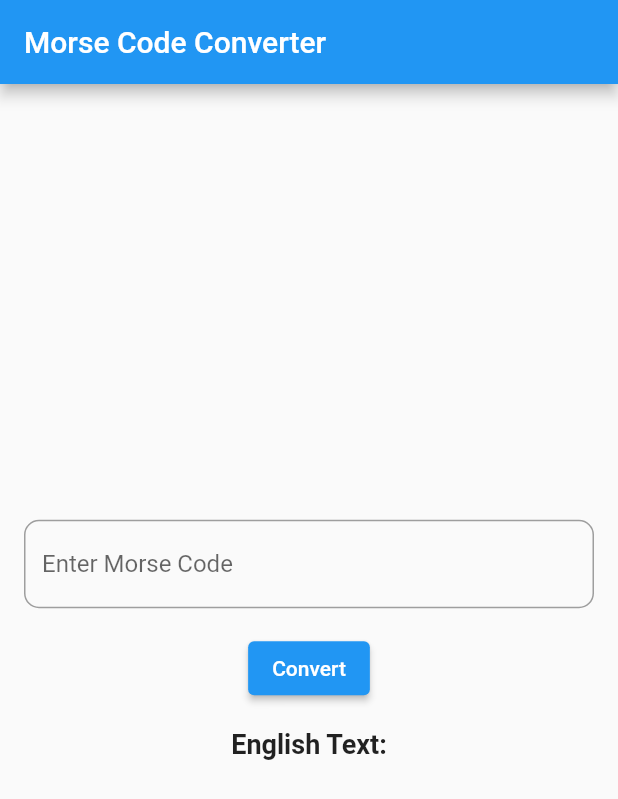
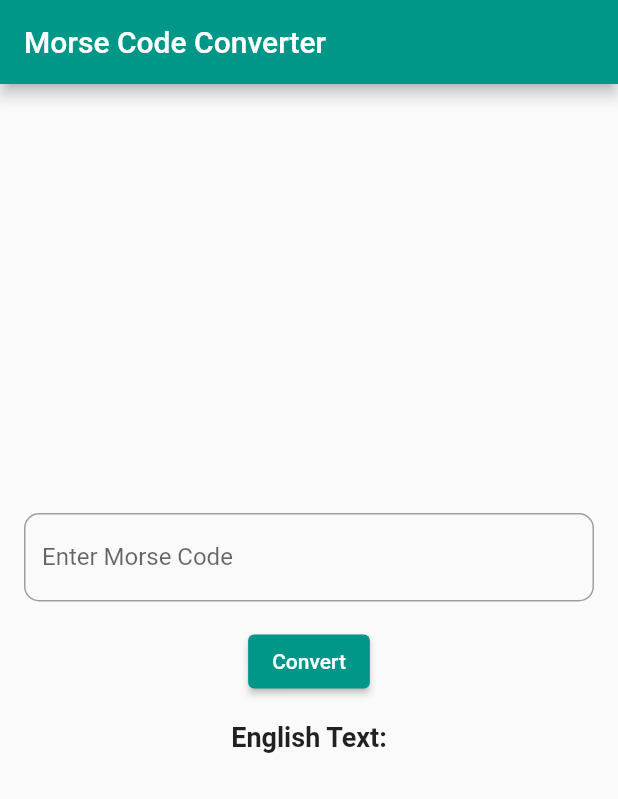
Before and after one commit to johnhcolani/Morse-Converter, a Flutter app: the screen it shows after launch, after a tap on "Convert", on a phone screen of 412 x 824 dp. Shown: the top 799 px of the screen. Run offline on Flutter 3.47's test engine with Material 2 defaults, Android fonts, the phone set to English and light mode, and no system bars.

Commit message:
Add splash page

```diff
--- a/lib/main.dart
+++ b/lib/main.dart
@@ -1,4 +1,7 @@
 import 'package:flutter/material.dart';
+import 'package:morse_code_app/splash_page.dart';
+
+import 'morse_entity.dart';
 
 void main() {
   runApp(const MyMorseCodeApp());
@@ -13,163 +16,8 @@ class MyMorseCodeApp extends StatelessWidget {
       debugShowCheckedModeBanner: false,
       title: 'Morse Code Converter',
 
-        home: McConverter(),
+        home: SplashScreen(),
       );
 
   }
 }
-
-class McConverter extends StatefulWidget {
-  const McConverter({Key? key}) : super(key: key);
-
-  @override
-  State<McConverter> createState() => _McConverterState();
-}
-
-class _McConverterState extends State<McConverter> {
-  String morseCode='';
-  String englishText = '';
-  void convertMorseToEnglish(){
-    setState(() {
-      englishText=decodeMorseCode(morseCode);
-    });
-  }
-
-  String decodeMorseCode(String morseCode) {
-    final Map<String, String> morseCodeMap = {
-      '.-': 'A',
-      '-...': 'B',
-      '-.-.': 'C',
-      '-..': 'D',
-      '.': 'E',
-      '..-.': 'F',
-      '--.': 'G',
-      '....': 'H',
-      '..': 'I',
-      '.---': 'J',
-      '-.-': 'K',
-      '.-..': 'L',
-      '--': 'M',
-      '-.': 'N',
-      '---': 'O',
-      '.--.': 'P',
-      '--.-': 'Q',
-      '.-.': 'R',
-      '...': 'S',
-      '-': 'T',
-      '..-': 'U',
-      '...-': 'V',
-      '.--': 'W',
-      '-..-': 'X',
-      '-.--': 'Y',
-      '--..': 'Z',
-      '.----': '1',
-      '..---': '2',
-      '...--': '3',
-      '....-': '4',
-      '.....': '5',
-      '-....': '6',
-      '--...': '7',
-      '---..': '8',
-      '----.': '9',
-      '-----': '0',
-      '.-.-.-': '.',
-      '--..--': ',',
-      '..--..': '?',
-      '-..-.': '/',
-      '-....-': '-',
-      '-.--.': '(',
-      '-.--.-': ')',
-      '.--.-.': '@',
-      '.-..-.': '"',
-      '---...': ':',
-      '-.-.-.': ';',
-      '.-.-.': '+',
-      '-...-': '=',
-      '.----.': "'",
-      '-.-.--': '!',
-      '..--.-': '_',
-      '...-..-':'\$',
-      '.-...': '&',
-      '-..-.' : '#'
-    };
-    List<String> words=morseCode.trim().split(' / ');
-    List<String> decodeWords =[];
-    for (String word in words){
-      List<String>letters =word.split(' ');
-      List<String> decodedLetters=[];
-
-      for (String letter in letters){
-        if(morseCodeMap.containsKey(letter)){
-          decodedLetters.add(morseCodeMap[letter]!);
-        }
-              }
-      decodeWords.add(decodedLetters.join(''));
-    }
-    return decodeWords.join(' ');
-  }
-  @override
-  Widget build(BuildContext context) {
-    return Scaffold(
-      appBar: AppBar(
-        title: const Text('Morse Code Converter'),
-      ),
-      body: Center(
-        child: Padding(
-          padding: EdgeInsets.all(16),
-          child: Column(
-            mainAxisAlignment: MainAxisAlignment.center,
-            children: [
-              TextField(
-                onChanged: (value) {
-                  setState(() {
-                    morseCode = value;
-                  });
-                },
-                decoration: InputDecoration(
-                  labelText: 'Enter Morse Code',
-                  border: OutlineInputBorder(
-                    borderRadius: BorderRadius.circular(10.0),
-                    borderSide: BorderSide(
-                      color: Colors.blue,
-                      width: 2.0,
-                    ),
-                  ),
-                  focusedBorder: OutlineInputBorder(
-                    borderRadius: BorderRadius.circular(10.0),
-                    borderSide: BorderSide(
-                      color: Colors.blue,
-                      width: 2.0,
-                    ),
-                  ),
-                  enabledBorder: OutlineInputBorder(
-                    borderRadius: BorderRadius.circular(10.0),
-                    borderSide: BorderSide(
-                      color: Colors.grey,
-                      width: 1.0,
-                    ),
-                  ),
-                ),
-              ),
-
-              const SizedBox(height: 16.0),
-              ElevatedButton(
-                  onPressed: convertMorseToEnglish,
-                  child: const Text('Convert'),),
-              const SizedBox(height: 16.0),
-              const Text(
-                'English Text:',
-                style: TextStyle(fontSize: 18.0, fontWeight: FontWeight.bold),
-              ),
-              const SizedBox(height: 8.0),
-              Text(
-                englishText,
-                style: const TextStyle(fontSize: 16.0),
-              ),
-            ],
-          ),
-        ),
-      ),
-    );
-  }
-}
--- /dev/null
+++ b/lib/morse_entity.dart
@@ -0,0 +1,161 @@
+import 'package:flutter/material.dart';
+
+class MorseEntity extends StatefulWidget {
+  const MorseEntity({Key? key}) : super(key: key);
+
+  @override
+  State<MorseEntity> createState() => _McConverterState();
+}
+
+class _McConverterState extends State<MorseEntity> {
+  String morseCode='';
+  String englishText = '';
+  void convertMorseToEnglish(){
+    setState(() {
+      englishText=decodeMorseCode(morseCode);
+    });
+  }
+
+  String decodeMorseCode(String morseCode) {
+    final Map<String, String> morseCodeMap = {
+      '.-': 'A',
+      '-...': 'B',
+      '-.-.': 'C',
+      '-..': 'D',
+      '.': 'E',
+      '..-.': 'F',
+      '--.': 'G',
+      '....': 'H',
+      '..': 'I',
+      '.---': 'J',
+      '-.-': 'K',
+      '.-..': 'L',
+      '--': 'M',
+      '-.': 'N',
+      '---': 'O',
+      '.--.': 'P',
+      '--.-': 'Q',
+      '.-.': 'R',
+      '...': 'S',
+      '-': 'T',
+      '..-': 'U',
+      '...-': 'V',
+      '.--': 'W',
+      '-..-': 'X',
+      '-.--': 'Y',
+      '--..': 'Z',
+      '.----': '1',
+      '..---': '2',
+      '...--': '3',
+      '....-': '4',
+      '.....': '5',
+      '-....': '6',
+      '--...': '7',
+      '---..': '8',
+      '----.': '9',
+      '-----': '0',
+      '.-.-.-': '.',
+      '--..--': ',',
+      '..--..': '?',
+      '-..-.': '/',
+      '-....-': '-',
+      '-.--.': '(',
+      '-.--.-': ')',
+      '.--.-.': '@',
+      '.-..-.': '"',
+      '---...': ':',
+      '-.-.-.': ';',
+      '.-.-.': '+',
+      '-...-': '=',
+      '.----.': "'",
+      '-.-.--': '!',
+      '..--.-': '_',
+      '...-..-':'\$',
+      '.-...': '&',
+      '-..-.' : '#'
+    };
+    List<String> words=morseCode.trim().split(' / ');
+    List<String> decodeWords =[];
+    for (String word in words){
+      List<String>letters =word.split(' ');
+      List<String> decodedLetters=[];
+
+      for (String letter in letters){
+        if(morseCodeMap.containsKey(letter)){
+          decodedLetters.add(morseCodeMap[letter]!);
+        }
+      }
+      decodeWords.add(decodedLetters.join(''));
+    }
+    return decodeWords.join(' ');
+  }
+  @override
+  Widget build(BuildContext context) {
+    return Scaffold(
+      appBar: AppBar(
+        backgroundColor: Colors.teal,
+        title: const Text('Morse Code Converter'),
+      ),
+      body: Center(
+        child: Padding(
+          padding: EdgeInsets.all(16),
+          child: Column(
+            mainAxisAlignment: MainAxisAlignment.center,
+            children: [
+              TextField(
+                onChanged: (value) {
+                  setState(() {
+                    morseCode = value;
+                  });
+                },
+                decoration: InputDecoration(
+                  labelText: 'Enter Morse Code',
+                  border: OutlineInputBorder(
+                    borderRadius: BorderRadius.circular(10.0),
+                    borderSide: BorderSide(
+                      color: Colors.teal.shade200,
+                      width: 2.0,
+                    ),
+                  ),
+                  focusedBorder: OutlineInputBorder(
+                    borderRadius: BorderRadius.circular(10.0),
+                    borderSide: const BorderSide(
+                      color: Colors.teal,
+                      width: 2.0,
+                    ),
+                  ),
+                  enabledBorder: OutlineInputBorder(
+                    borderRadius: BorderRadius.circular(10.0),
+                    borderSide: BorderSide(
+                      color: Colors.grey,
+                      width: 1.0,
+                    ),
+                  ),
+                ),
+              ),
+
+              const SizedBox(height: 16.0),
+              ElevatedButton(
+                style: ButtonStyle(
+                  backgroundColor: MaterialStateProperty.all(Colors.teal),
+                ),
+
+                onPressed: convertMorseToEnglish,
+                child: const Text('Convert'),),
+              const SizedBox(height: 16.0),
+              const Text(
+                'English Text:',
+                style: TextStyle(fontSize: 18.0, fontWeight: FontWeight.bold),
+              ),
+              const SizedBox(height: 8.0),
+              Text(
+                englishText,
+                style: const TextStyle(fontSize: 24.0,color: Colors.teal),
+              ),
+            ],
+          ),
+        ),
+      ),
+    );
+  }
+}
--- /dev/null
+++ b/lib/splash_page.dart
@@ -0,0 +1,92 @@
+import 'package:flutter/material.dart';
+import 'package:morse_code_app/morse_entity.dart';
+
+class SplashScreen extends StatefulWidget {
+  const SplashScreen({Key? key}) : super(key: key);
+
+  @override
+  State<SplashScreen> createState() => _SplashScreenState();
+}
+
+class _SplashScreenState extends State<SplashScreen>
+    with SingleTickerProviderStateMixin {
+  late AnimationController _animationController;
+  late Animation<RelativeRect> _positionAnimation;
+  late Animation<double> _sizeAnimation;
+
+  @override
+  void initState() {
+    super.initState();
+    _animationController = AnimationController(
+      vsync: this,
+      duration: const Duration(milliseconds: 1000),
+    );
+
+    final curvedAnimation = CurvedAnimation(
+      parent: _animationController,
+      curve: Curves.easeInOut,
+    );
+
+    _positionAnimation = RelativeRectTween(
+      begin: RelativeRect.fromLTRB(0, 200, 0, 0),
+      end: RelativeRect.fromLTRB(0, 0, 0, 0),
+    ).animate(curvedAnimation);
+
+    _sizeAnimation = Tween<double>(begin: 50.0, end: 100.0).animate(curvedAnimation);
+
+    _animationController.forward();
+    _handleSplash();
+  }
+
+  @override
+  void dispose() {
+    _animationController.dispose();
+    super.dispose();
+  }
+
+  @override
+  Widget build(BuildContext context) {
+    return Scaffold(
+      backgroundColor: Colors.teal,
+      body: AnimatedBuilder(
+        animation: _animationController,
+        builder: (context, child) {
+          return Stack(
+            children: [
+              PositionedTransition(
+                rect: _positionAnimation,
+                child: Center(
+                  child: Container(
+                    width: _sizeAnimation.value,
+                    height: _sizeAnimation.value,
+                    decoration: BoxDecoration(
+
+                    ),
+                    child: Center(
+                      child: Text(
+                        "Morse Converter",
+                        style: TextStyle(
+                          fontSize: 18.0,
+                          fontWeight: FontWeight.bold,
+                          color: Colors.white
+                        ),
+                        textAlign: TextAlign.center,
+                      ),
+                    ),
+                  ),
+                ),
+              ),
+            ],
+          );
+        },
+      ),
+    );
+  }
+
+  void _handleSplash() async {
+    await Future.delayed(const Duration(seconds: 2));
+    Navigator.pushReplacement(context, MaterialPageRoute(builder: (context) {
+      return const MorseEntity();
+    }));
+  }
+}
--- a/pubspec.yaml
+++ b/pubspec.yaml
@@ -59,8 +59,8 @@ flutter:
   uses-material-design: true
 
   # To add assets to your application, add an assets section, like this:
-  # assets:
-  #   - images/a_dot_burr.jpeg
+  assets:
+    - assets/images/
   #   - images/a_dot_ham.jpeg
 
   # An image asset can refer to one or more resolution-specific "variants", see
```
Also changed, not shown: assets/images/app_image.png (added).
